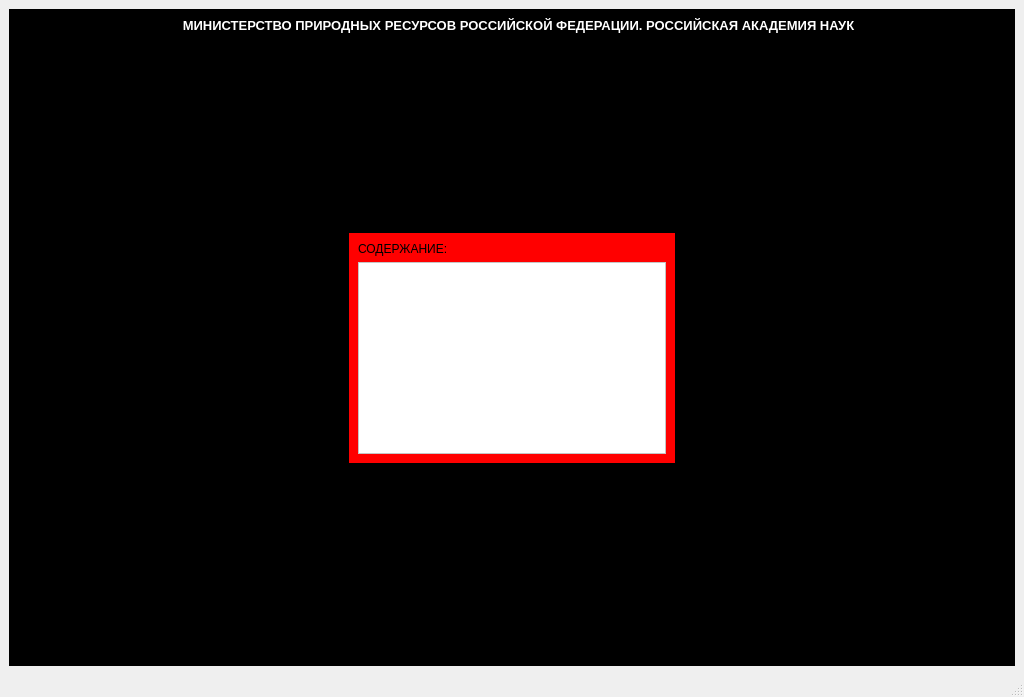
Old version of the form redbook.ui in the repository dpq/gaia.
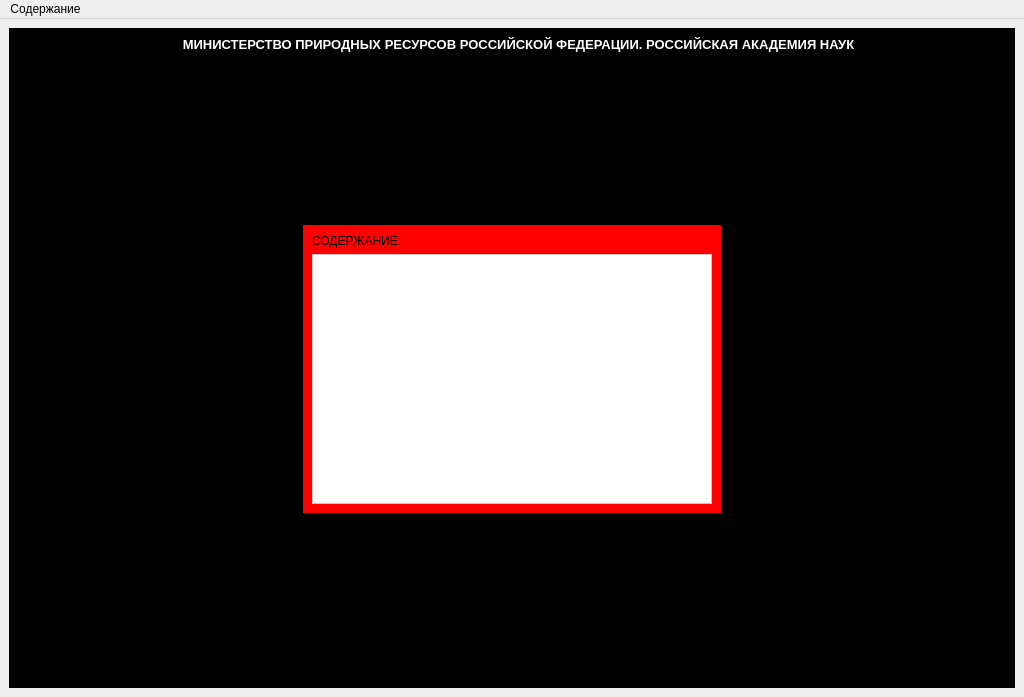
New version of the form. The open tabs and pages were chosen to show the change. Icons and pictures are not drawn. Custom widgets are drawn as their Qt base class.

What changed in the file:
```diff
--- a/redbook.ui
+++ b/redbook.ui
@@ -18,7 +18,7 @@
      <x>0</x>
      <y>30</y>
      <width>1024</width>
-     <height>644</height>
+     <height>667</height>
     </rect>
    </property>
    <layout class="QGridLayout" >
@@ -39,7 +39,7 @@
          <x>0</x>
          <y>0</y>
          <width>1006</width>
-         <height>626</height>
+         <height>649</height>
         </rect>
        </property>
        <layout class="QGridLayout" >
@@ -120,9 +120,18 @@
             </widget>
            </item>
            <item>
-            <widget class="QListView" name="indexList" >
+            <widget class="QListWidget" name="indexList" >
+             <property name="minimumSize" >
+              <size>
+               <width>400</width>
+               <height>250</height>
+              </size>
+             </property>
              <property name="styleSheet" >
-              <string notr="true" >background-color:#ffffff</string>
+              <string notr="true" >background-color:#ffffff;
+font: 11pt "Sans Serif";
+text-decoration: underline;
+color: #0000ff;</string>
              </property>
             </widget>
            </item>
@@ -671,18 +680,22 @@
      <height>30</height>
     </rect>
    </property>
-  </widget>
-  <widget class="QStatusBar" name="statusbar" >
-   <property name="geometry" >
-    <rect>
-     <x>0</x>
-     <y>674</y>
-     <width>1024</width>
-     <height>23</height>
-    </rect>
-   </property>
+   <widget class="QMenu" name="indexMenu" >
+    <property name="title" >
+     <string>Содержание</string>
+    </property>
+   </widget>
+   <addaction name="indexMenu" />
   </widget>
  </widget>
+ <customwidgets>
+  <customwidget>
+   <class>Stack</class>
+   <extends>QStackedWidget</extends>
+   <header>stack.h</header>
+   <container>1</container>
+  </customwidget>
+ </customwidgets>
  <resources>
   <include location="redbook.qrc" />
  </resources>
```
Left out of the diff: 28 changed lines with no effect on the pictures.
